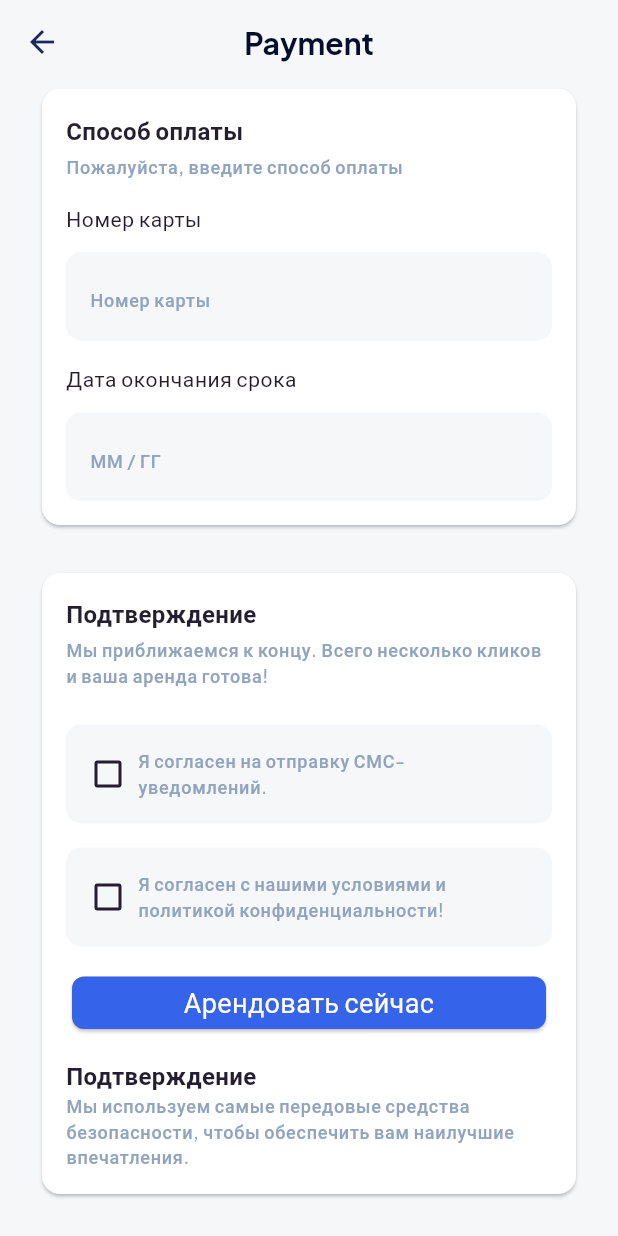
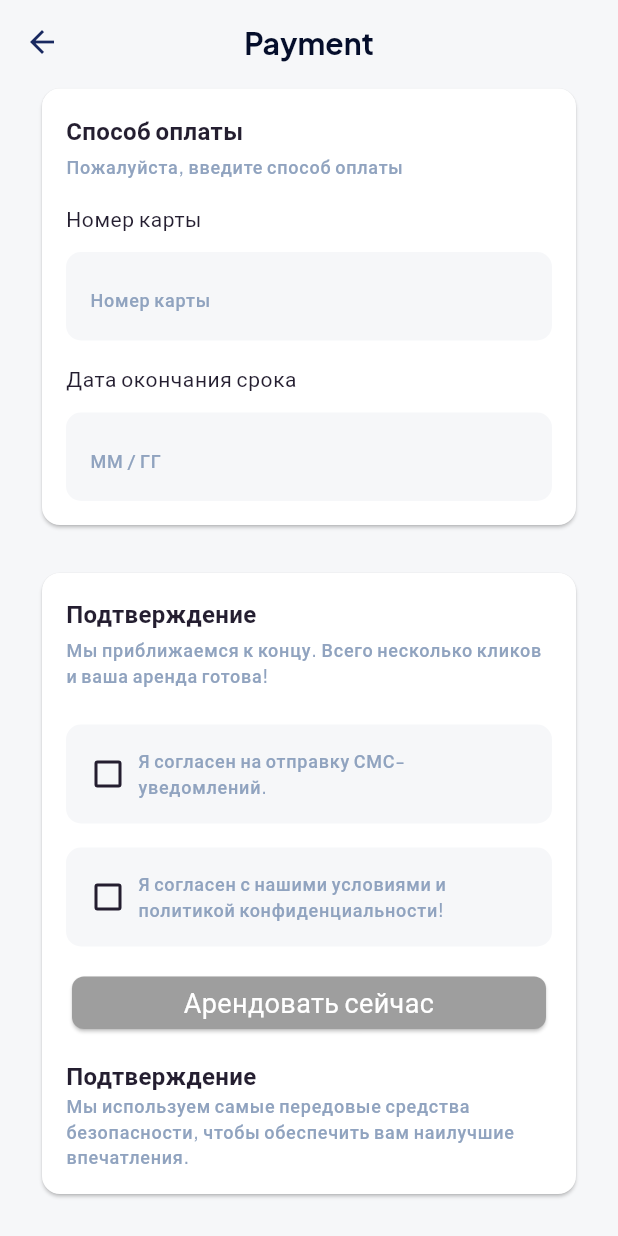
Before and after one commit to githubsobir/melos_app, a Flutter app: the PaymentDetailsScreen screen opened directly, scrolled down 948 dp, on a phone screen of 412 x 824 dp. Run offline on Flutter 3.47's test engine with Material 3 defaults, Android fonts, the light colour scheme and no system bars; our stand-ins replace bloc, cached_network_image, equatable, flutter_bloc, flutter_map, flutter_rating_bar and 4 more; accounts and stored records are empty; network calls fail.

Commit message:
fixed button

```diff
--- a/packages/presentation/common/lib/base_button.dart
+++ b/packages/presentation/common/lib/base_button.dart
@@ -1,24 +1,25 @@
 import 'package:flutter/material.dart';
 
 class BaseButton extends StatelessWidget {
-  final VoidCallback onPressed;
+  final VoidCallback? onPressed;
   final String title;
   final Color background;
   final double fontSize;
 
-  const BaseButton(
-      {super.key,
-      required this.onPressed,
-      required this.title,
-      this.fontSize = 18,
-      this.background = const Color(0xFF3563E9)});
+  const BaseButton({
+    super.key,
+    required this.onPressed,
+    required this.title,
+    this.fontSize = 18,
+    this.background = const Color(0xFF3563E9),
+  });
 
   @override
   Widget build(BuildContext context) {
     return GestureDetector(
       onTap: onPressed,
       child: Card(
-        color: background,
+        color: onPressed == null ? Colors.grey : background,
         shape: RoundedRectangleBorder(
           borderRadius: BorderRadius.circular(8.0), // Adjust radius as needed
         ),
--- a/packages/presentation/main/lib/payment_details/payment_details_screen.dart
+++ b/packages/presentation/main/lib/payment_details/payment_details_screen.dart
@@ -427,7 +427,7 @@ class PaymentDetailsScreen extends StatelessWidget {
                       SizedBox(
                         height: 16,
                       ),
-                      BaseButton(onPressed: () {}, title: "Арендовать сейчас"),
+                      BaseButton(onPressed: null, title: "Арендовать сейчас"),
                       SizedBox(
                         height: 16,
                       ),
```
